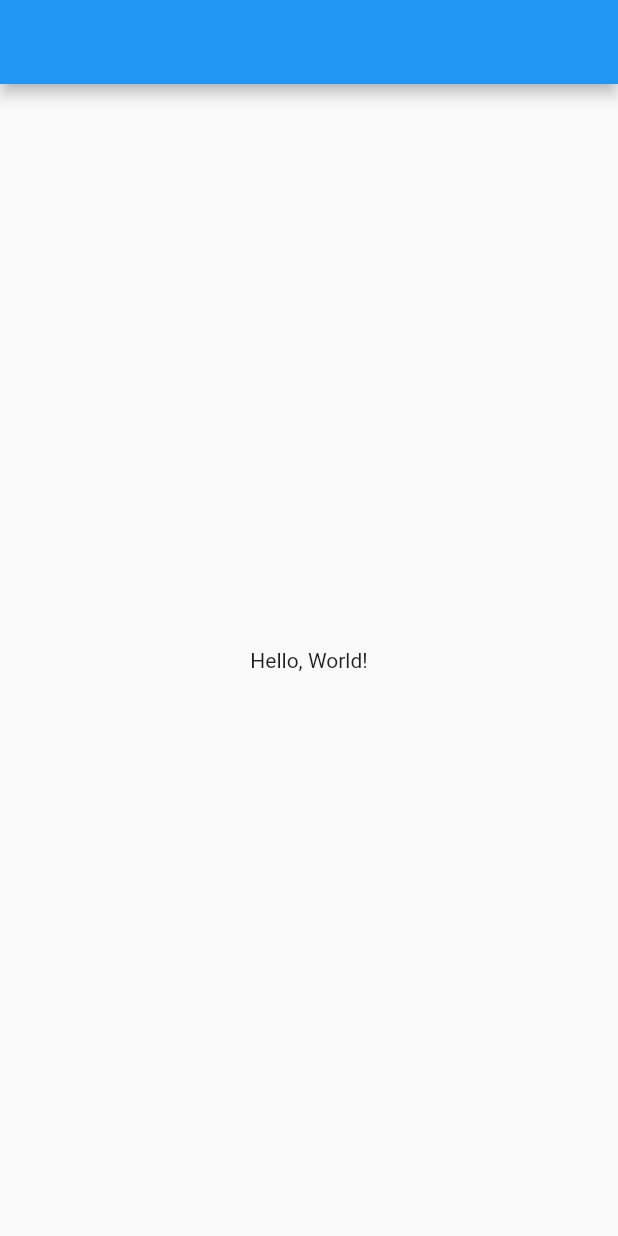
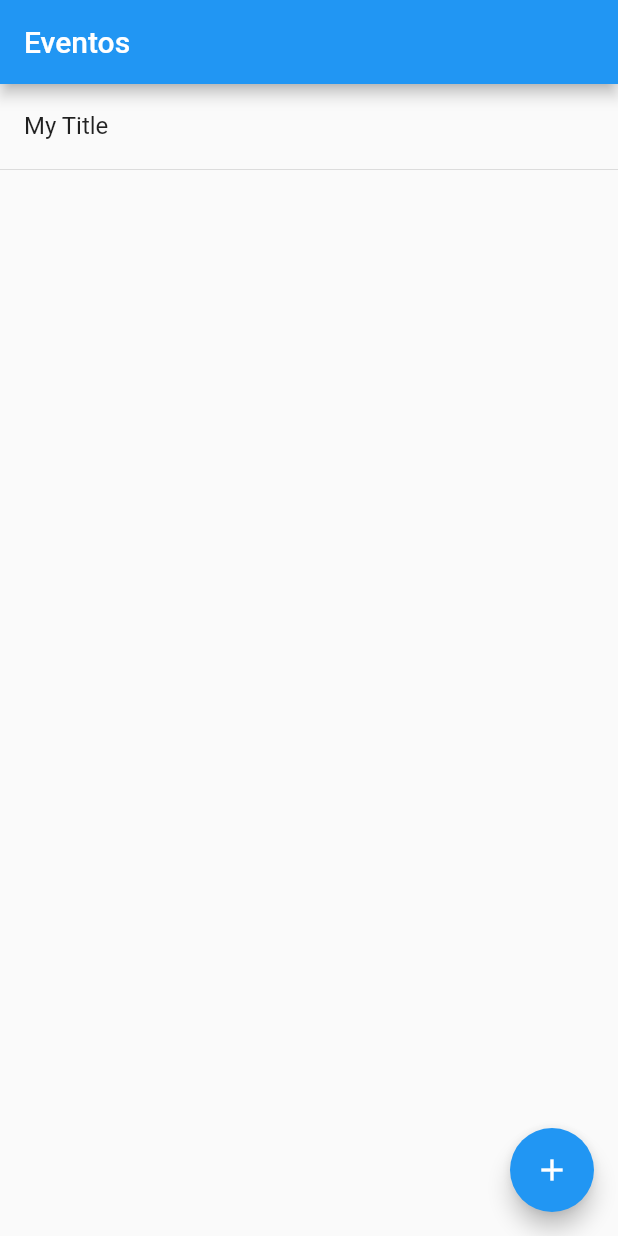
Before and after one commit to lbbento/flutter_web_events_app, a Flutter app: the screen it shows after launch, on a phone screen of 412 x 824 dp. Run offline on Flutter 3.47's test engine with Material 2 defaults, Android fonts, the phone set to English and light mode, and no system bars; missing offline and left inert: flutter_web.

Commit message:
Finishing up ui

```diff
--- a/lib/events/eventscreen.dart
+++ b/lib/events/eventscreen.dart
@@ -1,4 +1,6 @@
 import 'package:flutter_web/material.dart';
+import 'package:unisinos_events/events/add/eventadddialog.dart';
+import 'package:unisinos_events/events/event.dart';
 import 'package:unisinos_events/events/eventscreenpresenter.dart';
 
 class EventScreen extends StatefulWidget {
@@ -25,20 +27,58 @@ class _EventScreenState extends State<EventScreen> implements EventScreenContrac
 
   @override
   Widget build(BuildContext context) {
+    var futureBuilder = new FutureBuilder(
+      future: eventScreenPresenter.getEvent(),
+      builder: (BuildContext context, AsyncSnapshot snapshot) {
+        switch (snapshot.connectionState) {
+          case ConnectionState.none:
+          case ConnectionState.waiting:
+            return new Text('loading...');
+          default:
+            if (snapshot.hasError) {
+              return new Text('Error: ${snapshot.error}');
+            } else {
+              return createListView(context, snapshot);
+            }
+        }
+      },
+    );
+
     return Scaffold(
       appBar: AppBar(
-        title: Text(""),
+        title: Text("Eventos"),
       ),
-      body: Center(
-        child: Column(
-          mainAxisAlignment: MainAxisAlignment.center,
-          children: <Widget>[
-            Text(
-              'Hello, World!',
-            ),
-          ],
-        ),
+      body: futureBuilder,
+      floatingActionButton: FloatingActionButton(
+        onPressed: addEvent,
+        child: Icon(Icons.add),
       ),
     );
   }
+
+  Widget createListView(BuildContext context, AsyncSnapshot snapshot) {
+    List<Event> events = snapshot.data;
+    return new ListView.builder(
+        itemCount: events.length,
+        itemBuilder: (BuildContext context, int index) {
+          return new Column(
+            children: <Widget>[
+              new ListTile(
+                title: new Text(events[index].title),
+              ),
+              new Divider(height: 2.0,),
+            ],
+          );
+        },
+    );
+  }
+
+  void addEvent() {
+
+    showDialog(
+      context: context,
+      builder: (BuildContext context) => EventAddDialog()
+    );
+
+  }
 }
--- a/lib/events/eventscreenpresenter.dart
+++ b/lib/events/eventscreenpresenter.dart
@@ -9,12 +9,12 @@ abstract class EventScreenContract {
 
 class EventScreenPresenter {
   EventScreenContract _view;
-  EventApi _eventapi;
+  EventApi _eventapi = new EventApi();
 
   EventScreenPresenter(this._view);
 
   Future<List<Event>> getEvent() {
-    _eventapi.getEvent();
+    return _eventapi.getEvent();
   }
 
   updateScreen() {
```
Also changed, not shown: lib/events/add/eventadddialog.dart (+4 -11 lines), lib/events/data/eventapi.dart (+16 -11 lines).
